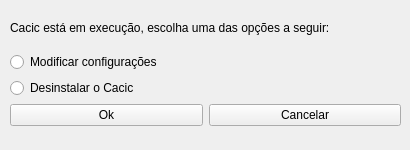
This is install-cacic-gui/uninstallcacic.ui in lightbase/cacic-agente as Qt 5 draws it before an edit. The edited form follows.
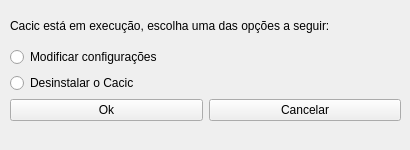
This is the edited form.

Patch:
```diff
--- a/install-cacic-gui/uninstallcacic.ui
+++ b/install-cacic-gui/uninstallcacic.ui
@@ -26,13 +26,13 @@
    <string>Opções</string>
   </property>
   <widget class="QWidget" name="centralwidget">
-   <widget class="QWidget" name="">
+   <widget class="QWidget" name="layoutWidget">
     <property name="geometry">
      <rect>
       <x>10</x>
       <y>10</y>
       <width>391</width>
-      <height>116</height>
+      <height>111</height>
      </rect>
     </property>
     <layout class="QVBoxLayout" name="verticalLayout_4">
```
Left out of the diff: 2 changed lines with no effect on the pictures.
